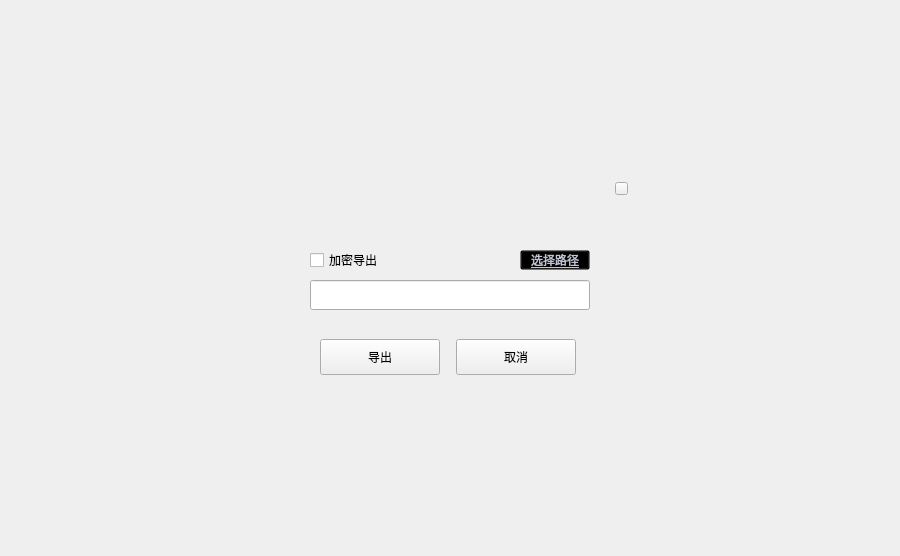
The window that exportdialog.ui (HcashOrg/hx-indicator) describes before a commit, drawn with Qt 5.
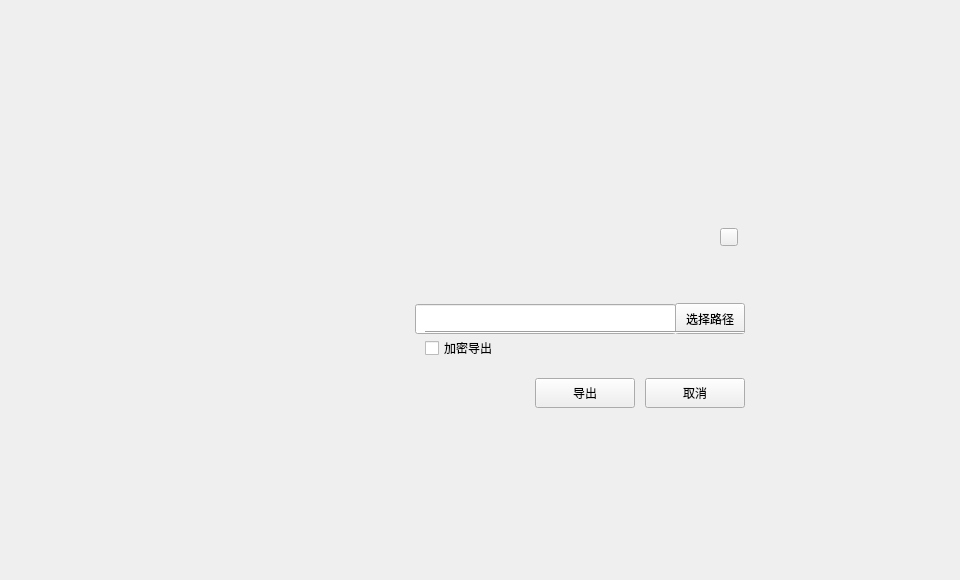
The same window after the commit.

```diff
--- a/exportdialog.ui
+++ b/exportdialog.ui
@@ -6,8 +6,8 @@
    <rect>
     <x>0</x>
     <y>0</y>
-    <width>900</width>
-    <height>556</height>
+    <width>960</width>
+    <height>580</height>
    </rect>
   </property>
   <property name="font">
@@ -23,26 +23,26 @@
     <rect>
      <x>0</x>
      <y>0</y>
-     <width>900</width>
-     <height>556</height>
+     <width>960</width>
+     <height>580</height>
     </rect>
    </property>
    <widget class="QWidget" name="containerWidget" native="true">
     <property name="geometry">
      <rect>
-      <x>260</x>
-      <y>170</y>
+      <x>385</x>
+      <y>208</y>
       <width>380</width>
-      <height>240</height>
+      <height>220</height>
      </rect>
     </property>
     <widget class="QToolButton" name="cancelBtn">
      <property name="geometry">
       <rect>
-       <x>196</x>
-       <y>169</y>
-       <width>120</width>
-       <height>36</height>
+       <x>260</x>
+       <y>170</y>
+       <width>100</width>
+       <height>30</height>
       </rect>
      </property>
      <property name="cursor">
@@ -58,8 +58,8 @@
     <widget class="QLabel" name="nameLabel">
      <property name="geometry">
       <rect>
-       <x>50</x>
-       <y>50</y>
+       <x>40</x>
+       <y>70</y>
        <width>211</width>
        <height>20</height>
       </rect>
@@ -71,10 +71,10 @@
     <widget class="QToolButton" name="pathBtn">
      <property name="geometry">
       <rect>
-       <x>260</x>
-       <y>80</y>
+       <x>290</x>
+       <y>95</y>
        <width>70</width>
-       <height>20</height>
+       <height>31</height>
       </rect>
      </property>
      <property name="font">
@@ -84,15 +84,14 @@
        <weight>50</weight>
        <italic>false</italic>
        <bold>false</bold>
-       <underline>true</underline>
+       <underline>false</underline>
       </font>
      </property>
      <property name="cursor">
       <cursorShape>PointingHandCursor</cursorShape>
      </property>
      <property name="styleSheet">
-      <string notr="true">QToolButton{font: 9pt &quot;微软雅黑&quot;;text-decoration: underline;background:transparent;color: rgb(192, 196, 212);}
-QToolButton:hover{color:white;}</string>
+      <string notr="true"/>
      </property>
      <property name="text">
       <string>选择路径</string>
@@ -101,10 +100,10 @@
     <widget class="QToolButton" name="exportBtn">
      <property name="geometry">
       <rect>
-       <x>60</x>
-       <y>169</y>
-       <width>120</width>
-       <height>36</height>
+       <x>150</x>
+       <y>170</y>
+       <width>100</width>
+       <height>30</height>
       </rect>
      </property>
      <property name="cursor">
@@ -120,9 +119,9 @@
     <widget class="QLineEdit" name="pathLineEdit">
      <property name="geometry">
       <rect>
-       <x>50</x>
-       <y>110</y>
-       <width>280</width>
+       <x>30</x>
+       <y>96</y>
+       <width>261</width>
        <height>30</height>
       </rect>
      </property>
@@ -148,8 +147,8 @@
     <widget class="QCheckBox" name="encryptCheckBox">
      <property name="geometry">
       <rect>
-       <x>50</x>
-       <y>80</y>
+       <x>40</x>
+       <y>130</y>
        <width>200</width>
        <height>20</height>
       </rect>
@@ -161,10 +160,10 @@
     <widget class="QToolButton" name="closeBtn">
      <property name="geometry">
       <rect>
-       <x>355</x>
-       <y>12</y>
-       <width>13</width>
-       <height>13</height>
+       <x>335</x>
+       <y>20</y>
+       <width>18</width>
+       <height>18</height>
       </rect>
      </property>
      <property name="cursor">
@@ -180,6 +179,19 @@
       <string/>
      </property>
     </widget>
+    <widget class="Line" name="line">
+     <property name="geometry">
+      <rect>
+       <x>40</x>
+       <y>116</y>
+       <width>320</width>
+       <height>16</height>
+      </rect>
+     </property>
+     <property name="orientation">
+      <enum>Qt::Horizontal</enum>
+     </property>
+    </widget>
    </widget>
   </widget>
  </widget>
```
